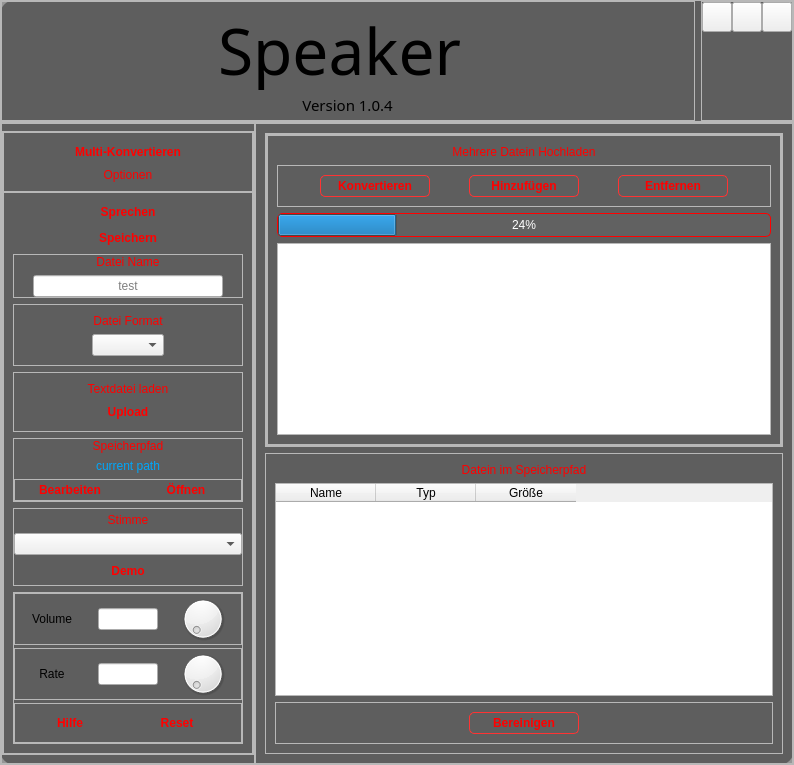
The window that src/mainwindow.ui (sera619/Speaker-TTS-Offline) describes before a commit, drawn with Qt 5.
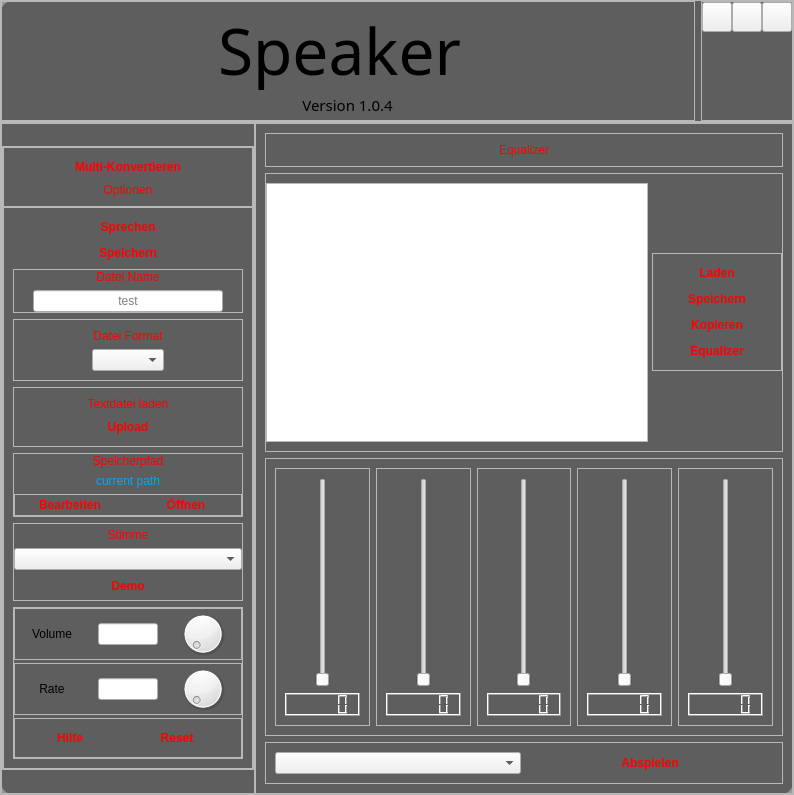
The same window after the commit. Icons and pictures are not drawn.

Commit message: add EQ page, not enabled

```diff
--- a/src/mainwindow.ui
+++ b/src/mainwindow.ui
@@ -7,7 +7,7 @@
     <x>0</x>
     <y>0</y>
     <width>794</width>
-    <height>765</height>
+    <height>795</height>
    </rect>
   </property>
   <property name="windowTitle">
@@ -986,8 +986,36 @@
           </property>
           <item>
            <widget class="QStackedWidget" name="stackedWidget">
+            <property name="styleSheet">
+             <string notr="true"> QPushButton {
+		background-color:none;
+                border: .5px solid #ff3333;
+				
+	color: rgb(255, 0, 0);
+			padding:3 15;
+                border-radius: 5px;
+                font-weight: bold;
+            }
+            QPushButton:hover {
+              		background-color:qlineargradient(x1:0, y1:0, x2:1, y2:0,
+    	stop: 1 #C0392B,                              
+		stop: 0 #E74C3C );
+color:white;
+            }
+            QPushButton:pressed {
+                background-color:qlineargradient(x1:0, y1:0, x2:1, y2:0,
+    	stop: 0 #C0392B,                              
+		stop: 1 #E74C3C );
+	color:white;            
+}
+ QPushButton:disabled {
+        background-color: none;
+        border-color: #aaaaaa;
+        color: #666666;
+    }</string>
+            </property>
             <property name="currentIndex">
-             <number>2</number>
+             <number>3</number>
             </property>
             <widget class="QWidget" name="helpPage">
              <layout class="QVBoxLayout" name="verticalLayout_19">
@@ -1605,6 +1633,280 @@
               </item>
              </layout>
             </widget>
+            <widget class="QWidget" name="eqPage">
+             <layout class="QVBoxLayout" name="verticalLayout_28">
+              <item>
+               <widget class="QFrame" name="frame_22">
+                <property name="frameShape">
+                 <enum>QFrame::StyledPanel</enum>
+                </property>
+                <property name="frameShadow">
+                 <enum>QFrame::Raised</enum>
+                </property>
+                <layout class="QVBoxLayout" name="verticalLayout_29">
+                 <item>
+                  <widget class="QLabel" name="label_12">
+                   <property name="styleSheet">
+                    <string notr="true">QLabel {
+	font: 18pt &quot;Terminator Two&quot;;
+	color: rgb(255, 0, 0)
+}</string>
+                   </property>
+                   <property name="text">
+                    <string>Equalizer</string>
+                   </property>
+                   <property name="alignment">
+                    <set>Qt::AlignCenter</set>
+                   </property>
+                  </widget>
+                 </item>
+                </layout>
+               </widget>
+              </item>
+              <item>
+               <widget class="QFrame" name="frame_23">
+                <property name="frameShape">
+                 <enum>QFrame::StyledPanel</enum>
+                </property>
+                <property name="frameShadow">
+                 <enum>QFrame::Raised</enum>
+                </property>
+                <layout class="QHBoxLayout" name="horizontalLayout_13">
+                 <property name="spacing">
+                  <number>4</number>
+                 </property>
+                 <property name="leftMargin">
+                  <number>0</number>
+                 </property>
+                 <property name="rightMargin">
+                  <number>0</number>
+                 </property>
+                 <item>
+                  <widget class="QListWidget" name="savedListWidget"/>
+                 </item>
+                 <item alignment="Qt::AlignVCenter">
+                  <widget class="QFrame" name="frame_24">
+                   <property name="frameShape">
+                    <enum>QFrame::StyledPanel</enum>
+                   </property>
+                   <property name="frameShadow">
+                    <enum>QFrame::Raised</enum>
+                   </property>
+                   <layout class="QVBoxLayout" name="verticalLayout_22">
+                    <item>
+                     <widget class="QPushButton" name="saveEqBtn">
+                      <property name="text">
+                       <string>Laden</string>
+                      </property>
+                     </widget>
+                    </item>
+                    <item>
+                     <widget class="QPushButton" name="deleteEqBtn">
+                      <property name="text">
+                       <string>Speichern</string>
+                      </property>
+                     </widget>
+                    </item>
+                    <item>
+                     <widget class="QPushButton" name="copyBtn">
+                      <property name="text">
+                       <string>Kopieren</string>
+                      </property>
+                     </widget>
+                    </item>
+                    <item>
+                     <widget class="QPushButton" name="eqBtn">
+                      <property name="minimumSize">
+                       <size>
+                        <width>110</width>
+                        <height>0</height>
+                       </size>
+                      </property>
+                      <property name="styleSheet">
+                       <string notr="true"> QPushButton {
+		background-color:none;
+                border: .5px solid #ff3333;
+				
+	color: rgb(255, 0, 0);
+			padding:3 15;
+                border-radius: 5px;
+                font-weight: bold;
+            }
+            QPushButton:hover {
+              		background-color:qlineargradient(x1:0, y1:0, x2:1, y2:0,
+    	stop: 1 #C0392B,                              
+		stop: 0 #E74C3C );
+color:white;
+            }
+            QPushButton:pressed {
+                background-color:qlineargradient(x1:0, y1:0, x2:1, y2:0,
+    	stop: 0 #C0392B,                              
+		stop: 1 #E74C3C );
+	color:white;            
+}
+ QPushButton:disabled {
+        background-color: none;
+        border-color: #aaaaaa;
+        color: #666666;
+    }</string>
+                      </property>
+                      <property name="text">
+                       <string>Equalizer</string>
+                      </property>
+                     </widget>
+                    </item>
+                   </layout>
+                  </widget>
+                 </item>
+                </layout>
+               </widget>
+              </item>
+              <item>
+               <widget class="QFrame" name="frame_26">
+                <property name="frameShape">
+                 <enum>QFrame::StyledPanel</enum>
+                </property>
+                <property name="frameShadow">
+                 <enum>QFrame::Raised</enum>
+                </property>
+                <layout class="QHBoxLayout" name="horizontalLayout_14">
+                 <item>
+                  <widget class="QFrame" name="frame_27">
+                   <property name="frameShape">
+                    <enum>QFrame::StyledPanel</enum>
+                   </property>
+                   <property name="frameShadow">
+                    <enum>QFrame::Raised</enum>
+                   </property>
+                   <layout class="QVBoxLayout" name="verticalLayout_23">
+                    <item alignment="Qt::AlignHCenter">
+                     <widget class="QSlider" name="verticalSlider">
+                      <property name="orientation">
+                       <enum>Qt::Vertical</enum>
+                      </property>
+                     </widget>
+                    </item>
+                    <item>
+                     <widget class="QLCDNumber" name="lcdNumber"/>
+                    </item>
+                   </layout>
+                  </widget>
+                 </item>
+                 <item>
+                  <widget class="QFrame" name="frame_28">
+                   <property name="frameShape">
+                    <enum>QFrame::StyledPanel</enum>
+                   </property>
+                   <property name="frameShadow">
+                    <enum>QFrame::Raised</enum>
+                   </property>
+                   <layout class="QVBoxLayout" name="verticalLayout_24">
+                    <item alignment="Qt::AlignHCenter">
+                     <widget class="QSlider" name="verticalSlider_2">
+                      <property name="orientation">
+                       <enum>Qt::Vertical</enum>
+                      </property>
+                     </widget>
+                    </item>
+                    <item>
+                     <widget class="QLCDNumber" name="lcdNumber_2"/>
+                    </item>
+                   </layout>
+                  </widget>
+                 </item>
+                 <item>
+                  <widget class="QFrame" name="frame_29">
+                   <property name="frameShape">
+                    <enum>QFrame::StyledPanel</enum>
+                   </property>
+                   <property name="frameShadow">
+                    <enum>QFrame::Raised</enum>
+                   </property>
+                   <layout class="QVBoxLayout" name="verticalLayout_25">
+                    <item alignment="Qt::AlignHCenter">
+                     <widget class="QSlider" name="verticalSlider_3">
+                      <property name="orientation">
+                       <enum>Qt::Vertical</enum>
+                      </property>
+                     </widget>
+                    </item>
+                    <item>
+                     <widget class="QLCDNumber" name="lcdNumber_3"/>
+                    </item>
+                   </layout>
+                  </widget>
+                 </item>
+                 <item>
+                  <widget class="QFrame" name="frame_30">
+                   <property name="frameShape">
+                    <enum>QFrame::StyledPanel</enum>
+                   </property>
+                   <property name="frameShadow">
+                    <enum>QFrame::Raised</enum>
+                   </property>
+                   <layout class="QVBoxLayout" name="verticalLayout_26">
+                    <item alignment="Qt::AlignHCenter">
+                     <widget class="QSlider" name="verticalSlider_4">
+                      <property name="orientation">
+                       <enum>Qt::Vertical</enum>
+                      </property>
+                     </widget>
+                    </item>
+                    <item>
+                     <widget class="QLCDNumber" name="lcdNumber_4"/>
+                    </item>
+                   </layout>
+                  </widget>
+                 </item>
+                 <item>
+                  <widget class="QFrame" name="frame_31">
+                   <property name="frameShape">
+                    <enum>QFrame::StyledPanel</enum>
+                   </property>
+                   <property name="frameShadow">
+                    <enum>QFrame::Raised</enum>
+                   </property>
+                   <layout class="QVBoxLayout" name="verticalLayout_27">
+                    <item alignment="Qt::AlignHCenter">
+                     <widget class="QSlider" name="verticalSlider_5">
+                      <property name="orientation">
+                       <enum>Qt::Vertical</enum>
+                      </property>
+                     </widget>
+                    </item>
+                    <item>
+                     <widget class="QLCDNumber" name="lcdNumber_5"/>
+                    </item>
+                   </layout>
+                  </widget>
+                 </item>
+                </layout>
+               </widget>
+              </item>
+              <item>
+               <widget class="QFrame" name="frame_32">
+                <property name="frameShape">
+                 <enum>QFrame::StyledPanel</enum>
+                </property>
+                <property name="frameShadow">
+                 <enum>QFrame::Raised</enum>
+                </property>
+                <layout class="QHBoxLayout" name="horizontalLayout_15">
+                 <item>
+                  <widget class="QComboBox" name="eqEffectBox"/>
+                 </item>
+                 <item>
+                  <widget class="QPushButton" name="playEqBtn">
+                   <property name="text">
+                    <string>Abspielen</string>
+                   </property>
+                  </widget>
+                 </item>
+                </layout>
+               </widget>
+              </item>
+             </layout>
+            </widget>
            </widget>
           </item>
          </layout>
```
The commit also changes 1 other file.
